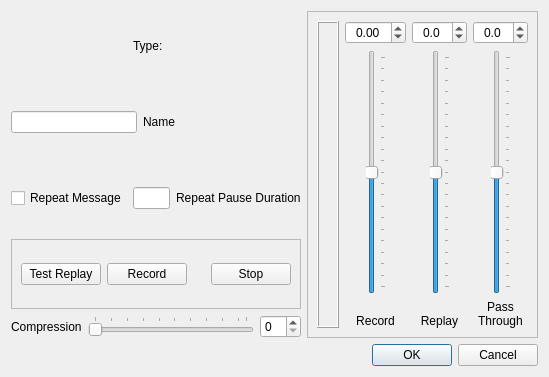
Above: mqt/MqtLogger/txVmExternalButtonDialog.ui from Rsclub22/Minos2-Mirror before the change. Below: the same form after it.
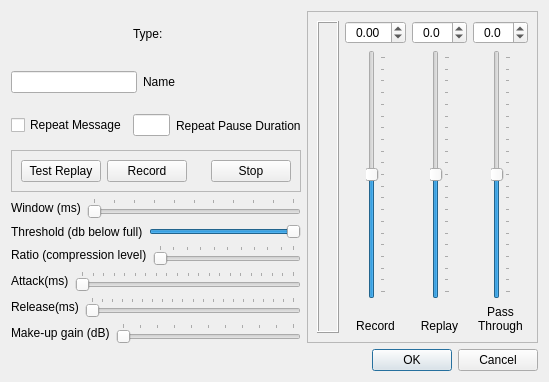
That is the form after the change. Custom widgets are drawn as their Qt base class.

Patch:
```diff
--- a/mqt/MqtLogger/txVmExternalButtonDialog.ui
+++ b/mqt/MqtLogger/txVmExternalButtonDialog.ui
@@ -7,7 +7,7 @@
     <x>0</x>
     <y>0</y>
     <width>549</width>
-    <height>377</height>
+    <height>382</height>
    </rect>
   </property>
   <property name="windowTitle">
@@ -15,7 +15,7 @@
   </property>
   <layout class="QVBoxLayout" name="verticalLayout_4">
    <item>
-    <layout class="QHBoxLayout" name="horizontalLayout_10">
+    <layout class="QHBoxLayout" name="horizontalLayout_2">
      <item>
       <layout class="QVBoxLayout" name="verticalLayout">
        <item>
@@ -191,25 +191,100 @@
         </widget>
        </item>
        <item>
-        <layout class="QHBoxLayout" name="horizontalLayout_2">
+        <layout class="QHBoxLayout" name="horizontalLayout_19">
          <item>
-          <widget class="QLabel" name="label_5">
+          <widget class="QLabel" name="label_18">
            <property name="text">
-            <string>Compression</string>
+            <string>Window (ms)</string>
            </property>
           </widget>
          </item>
          <item>
-          <widget class="QSlider" name="compressionSlider">
+          <widget class="QSlider" name="windowSlider">
+           <property name="maximum">
+            <number>10</number>
+           </property>
+           <property name="orientation">
+            <enum>Qt::Horizontal</enum>
+           </property>
+           <property name="tickPosition">
+            <enum>QSlider::TicksAbove</enum>
+           </property>
+           <property name="tickInterval">
+            <number>1</number>
+           </property>
+          </widget>
+         </item>
+        </layout>
+       </item>
+       <item>
+        <layout class="QHBoxLayout" name="horizontalLayout_16">
+         <item>
+          <widget class="QLabel" name="label_15">
+           <property name="text">
+            <string>Threshold (db below full)</string>
+           </property>
+          </widget>
+         </item>
+         <item>
+          <widget class="QSlider" name="thresholdSlider">
            <property name="minimum">
+            <number>-100</number>
+           </property>
+           <property name="maximum">
+            <number>0</number>
+           </property>
+           <property name="orientation">
+            <enum>Qt::Horizontal</enum>
+           </property>
+          </widget>
+         </item>
+        </layout>
+       </item>
+       <item>
+        <layout class="QHBoxLayout" name="horizontalLayout_15">
+         <item>
+          <widget class="QLabel" name="label_14">
+           <property name="text">
+            <string>Ratio (compression level)</string>
+           </property>
+          </widget>
+         </item>
+         <item>
+          <widget class="QSlider" name="ratioSlider">
+           <property name="minimum">
             <number>1</number>
            </property>
            <property name="maximum">
-            <number>20</number>
+            <number>100</number>
            </property>
-           <property name="pageStep">
-            <number>5</number>
+           <property name="orientation">
+            <enum>Qt::Horizontal</enum>
            </property>
+           <property name="tickPosition">
+            <enum>QSlider::TicksAbove</enum>
+           </property>
+           <property name="tickInterval">
+            <number>10</number>
+           </property>
+          </widget>
+         </item>
+        </layout>
+       </item>
+       <item>
+        <layout class="QHBoxLayout" name="horizontalLayout_18">
+         <item>
+          <widget class="QLabel" name="label_17">
+           <property name="text">
+            <string>Attack(ms)</string>
+           </property>
+          </widget>
+         </item>
+         <item>
+          <widget class="QSlider" name="attackSlider">
+           <property name="maximum">
+            <number>200</number>
+           </property>
            <property name="orientation">
             <enum>Qt::Horizontal</enum>
            </property>
@@ -217,12 +292,63 @@
             <enum>QSlider::TicksAbove</enum>
            </property>
            <property name="tickInterval">
-            <number>2</number>
+            <number>10</number>
            </property>
           </widget>
          </item>
+        </layout>
+       </item>
+       <item>
+        <layout class="QHBoxLayout" name="horizontalLayout_17">
          <item>
-          <widget class="QSpinBox" name="compressionValue"/>
+          <widget class="QLabel" name="label_16">
+           <property name="text">
+            <string>Release(ms)</string>
+           </property>
+          </widget>
+         </item>
+         <item>
+          <widget class="QSlider" name="releaseSlider">
+           <property name="maximum">
+            <number>200</number>
+           </property>
+           <property name="orientation">
+            <enum>Qt::Horizontal</enum>
+           </property>
+           <property name="tickPosition">
+            <enum>QSlider::TicksAbove</enum>
+           </property>
+           <property name="tickInterval">
+            <number>10</number>
+           </property>
+          </widget>
+         </item>
+        </layout>
+       </item>
+       <item>
+        <layout class="QHBoxLayout" name="horizontalLayout_20">
+         <item>
+          <widget class="QLabel" name="label_19">
+           <property name="text">
+            <string>Make-up gain (dB)</string>
+           </property>
+          </widget>
+         </item>
+         <item>
+          <widget class="QSlider" name="makeUpGainSlider">
+           <property name="maximum">
+            <number>100</number>
+           </property>
+           <property name="orientation">
+            <enum>Qt::Horizontal</enum>
+           </property>
+           <property name="tickPosition">
+            <enum>QSlider::TicksAbove</enum>
+           </property>
+           <property name="tickInterval">
+            <number>10</number>
+           </property>
+          </widget>
          </item>
         </layout>
        </item>
```
